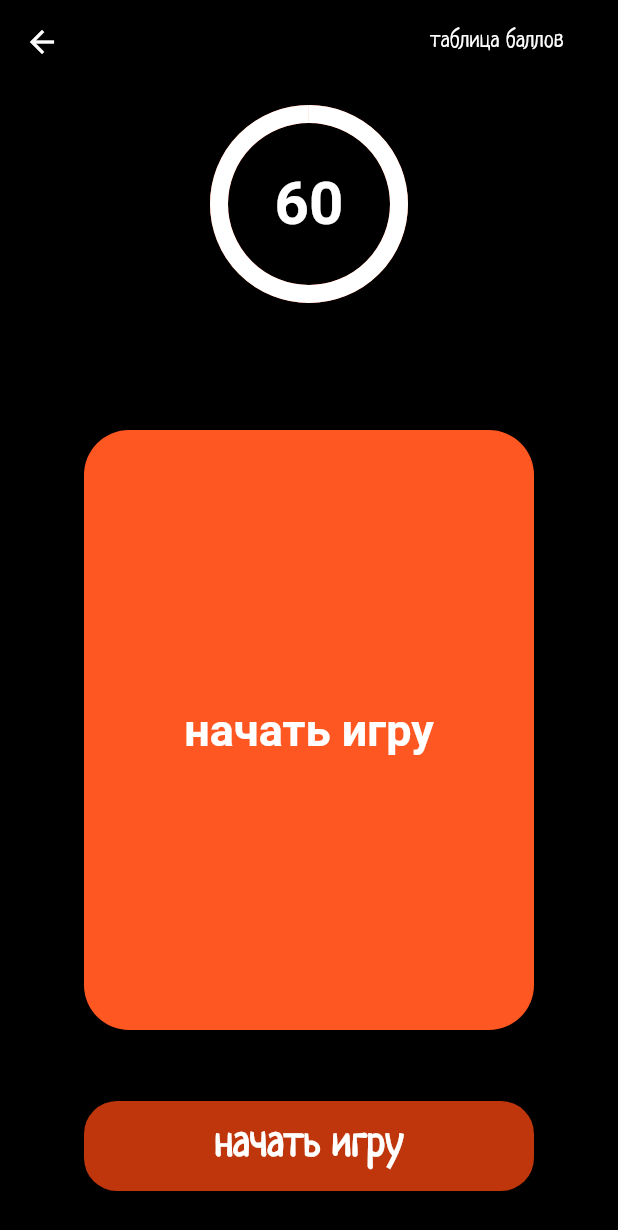
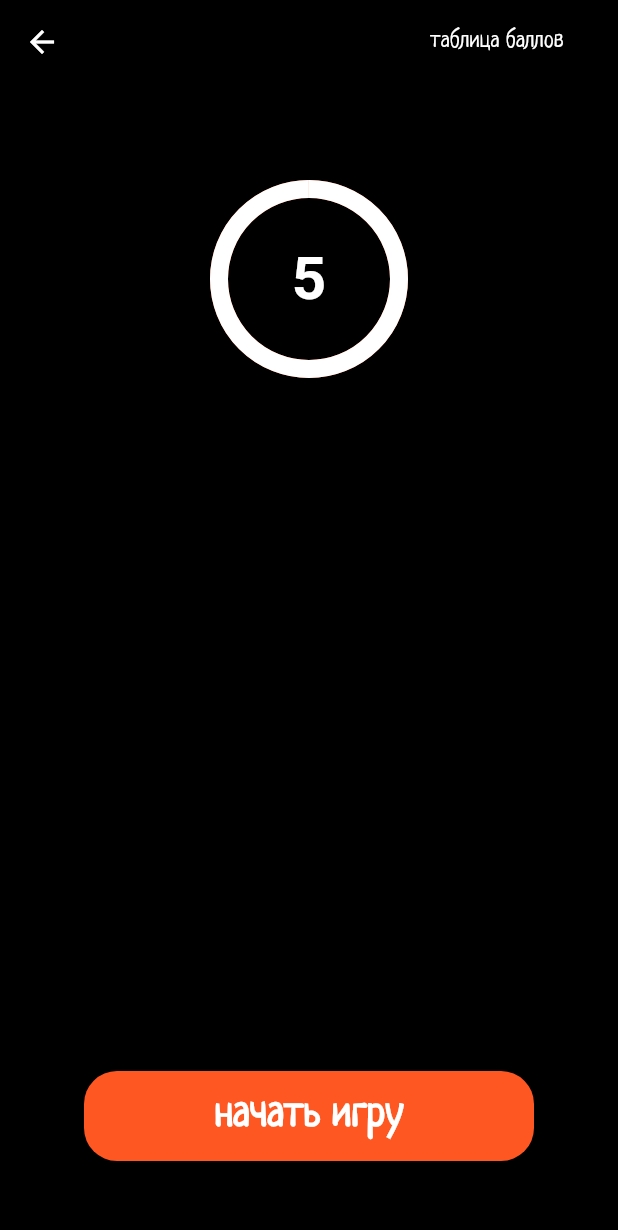
Before and after one commit to iliiagerman/Alias_Bible, a Flutter app: the InfoAboutTeamsScreen screen opened by its route, after a tap on "Продолжить", on a phone screen of 412 x 824 dp. Shown: the top 1230 px of the screen. Run offline on Flutter 3.47's test engine with Material 2 defaults, Android fonts, the phone set to English and light mode, and no system bars; our stand-ins replace swipe_cards; project files that could hold a hidden picture were left out.

Commit message:
no message

```diff
--- a/lib/screen/game/content/game_cards_stack.dart
+++ b/lib/screen/game/content/game_cards_stack.dart
@@ -15,8 +15,17 @@ class GameCardsStack extends StatelessWidget {
         child: Center(
             child: SwipeCards(
           matchEngine: state.matchEngine,
-          onStackFinished: () {
+          onStackFinished:
+              () {
             // todo
+            return const Center(
+                child: Text(
+              'карточки закончились',
+              style: TextStyle(
+                  color: Colors.white,
+                  fontWeight: FontWeight.bold,
+                  fontSize: 30),
+            ));
           },
           itemBuilder: (BuildContext context, int index) {
             return Card(
--- a/lib/screen/game/content/game_screen_content.dart
+++ b/lib/screen/game/content/game_screen_content.dart
@@ -42,6 +42,11 @@ class GameScreenContent extends StatelessWidget {
           child: Column(
             children: [
               const SizedBox(height: 20),
+              Visibility(
+                  visible: state.currentStep == GameStep.startingGame,
+                  child: SizedBox(
+                    height: 50,
+                  )),
               GameTimer(
                   maxSeconds: GameScreenState.maxSeconds,
                   seconds: state.seconds),
@@ -61,22 +66,26 @@ class GameScreenContent extends StatelessWidget {
                   },
                 ),
               ),
-              Visibility(
-                visible: state.currentStep == GameStep.startingGame,
-                child: CardForGame(name: 'начать игру'),
-              ),
+              // Visibility(
+              //   visible: state.currentStep == GameStep.startingGame,
+              //   child: CardForGame(name: 'начать игру'),
+              // ),
               Spacer(),
               Visibility(
                 visible: state.currentStep == GameStep.startingGame,
-                child: HomeScreenButton(
-                  nameButton: 'начать игру',
-                  onButtonClick: () {
-                    context.read<GameScreenController>().startTimer();
-                    // startTimer();
-                  },
+                child: Column(
+                  children: [
+                    HomeScreenButton(
+                      nameButton: 'начать игру',
+                      onButtonClick: () {
+                        context.read<GameScreenController>().startTimer();
+                        // startTimer();
+                      },
+                    ),
+                    SizedBox(height: 50),
+                  ],
                 ),
               ),
-              const SizedBox(height: 30),
             ],
           ),
         ),
@@ -84,3 +93,5 @@ class GameScreenContent extends StatelessWidget {
     });
   }
 }
+//context.read<GameScreenController>().startTimer(
+// Navigator.pushNamed(context, '/rule_screen.dart');
--- a/lib/screen/game/game_screen_controller.dart
+++ b/lib/screen/game/game_screen_controller.dart
@@ -1,17 +1,26 @@
 import 'dart:async';
 
+import 'package:flutter/material.dart';
 import 'package:my_blanks/screen/game/game_screen_state.dart';
 
 class GameScreenController {
   final GameScreenState _state = GameScreenState();
 
+
   Timer? _timer;
 
+  late Function openGameFinishScreen;
+
   GameScreenState get state => _state;
+
+  GameScreenController({
+    required this.openGameFinishScreen,
+  });
 
   dispose() {
     _timer?.cancel();
   }
+
 
   startTimer() {
     if (state.currentStep != GameStep.startingGame) {
@@ -27,7 +36,11 @@ class GameScreenController {
 
 
         state.currentStep = GameStep.finishedGame;
+        openGameFinishScreen();
       }
     });
   }
+
+
+
 }
--- a/lib/screen/game/game_screen_state.dart
+++ b/lib/screen/game/game_screen_state.dart
@@ -3,7 +3,7 @@ import 'package:my_blanks/data/list_card.dart';
 import 'package:swipe_cards/swipe_cards.dart';
 
 class GameScreenState extends ChangeNotifier {
-  static const maxSeconds = 60;
+  static const maxSeconds = 5;
 
   GameStep _currentStep = GameStep.startingGame;
   int _seconds = maxSeconds;
@@ -23,6 +23,8 @@ class GameScreenState extends ChangeNotifier {
     _cards.addAll(listCard);
     _matchEngine = MatchEngine(swipeItems: _swipeItems);
   }
+
+
 
   set currentStep(GameStep value) {
     _currentStep = value;
--- a/lib/screen/game/game_srceen.dart
+++ b/lib/screen/game/game_srceen.dart
@@ -1,4 +1,3 @@
-
 import 'package:flutter/material.dart';
 import 'package:my_blanks/screen/game/content/game_screen_content.dart';
 import 'package:my_blanks/screen/game/game_screen_controller.dart';
@@ -16,7 +15,9 @@ class _GameScreenState extends State<GameScreen> {
 
   @override
   void initState() {
-    _controller = GameScreenController();
+    _controller = GameScreenController(
+        openGameFinishScreen: () =>
+            Navigator.pushNamed(context, '/rule_screen.dart'));
     super.initState();
   }
 
--- a/lib/widgets/button/home_screen_button.dart
+++ b/lib/widgets/button/home_screen_button.dart
@@ -15,7 +15,7 @@ class HomeScreenButton extends StatelessWidget {
     return ElevatedButton(
       onPressed: onButtonClick,
       style: ElevatedButton.styleFrom(
-        backgroundColor: Colors.deepOrange.shade900,
+        backgroundColor: Colors.deepOrange,
         shape: RoundedRectangleBorder(borderRadius: BorderRadius.circular(22)),
         fixedSize: const Size(300, 60),
       ),
--- a/lib/widgets/game/card.dart
+++ b/lib/widgets/game/card.dart
@@ -1,36 +1,36 @@
-import 'package:flutter/material.dart';
-
-class CardForGame extends StatelessWidget {
-  const CardForGame({Key? key, this.name}) : super(key: key);
-
-  final String? name;
-  @override
-  Widget build(BuildContext context) {
-    return Center(
-      child: Stack(
-        alignment: Alignment.center,
-        children: [
-          Card(
-            elevation: 10,
-            color: Colors.deepOrange,
-            shape: RoundedRectangleBorder(
-              borderRadius: BorderRadius.circular(30)
-            ),
-            child: Container(
-              width: 300,
-              height: 400,
-              child: Center(
-                child: Text(
-                  name!,
-                  style: TextStyle(
-                    color: Colors.white,fontSize: 30,fontWeight: FontWeight.bold
-                  ),
-                ),
-              ),
-            ),
-          ),
-        ],
-      ),
-    );
-  }
-}
+// import 'package:flutter/material.dart';
+//
+// class CardForGame extends StatelessWidget {
+//   const CardForGame({Key? key, this.name}) : super(key: key);
+//
+//   final String? name;
+//   @override
+//   Widget build(BuildContext context) {
+//     return Center(
+//       child: Stack(
+//         alignment: Alignment.center,
+//         children: [
+//           Card(
+//             elevation: 10,
+//             color: Colors.deepOrange,
+//             shape: RoundedRectangleBorder(
+//               borderRadius: BorderRadius.circular(30)
+//             ),
+//             child: Container(
+//               width: 300,
+//               height: 400,
+//               child: Center(
+//                 child: Text(
+//                   name!,
+//                   style: TextStyle(
+//                     color: Colors.white,fontSize: 30,fontWeight: FontWeight.bold
+//                   ),
+//                 ),
+//               ),
+//             ),
+//           ),
+//         ],
+//       ),
+//     );
+//   }
+// }
```
